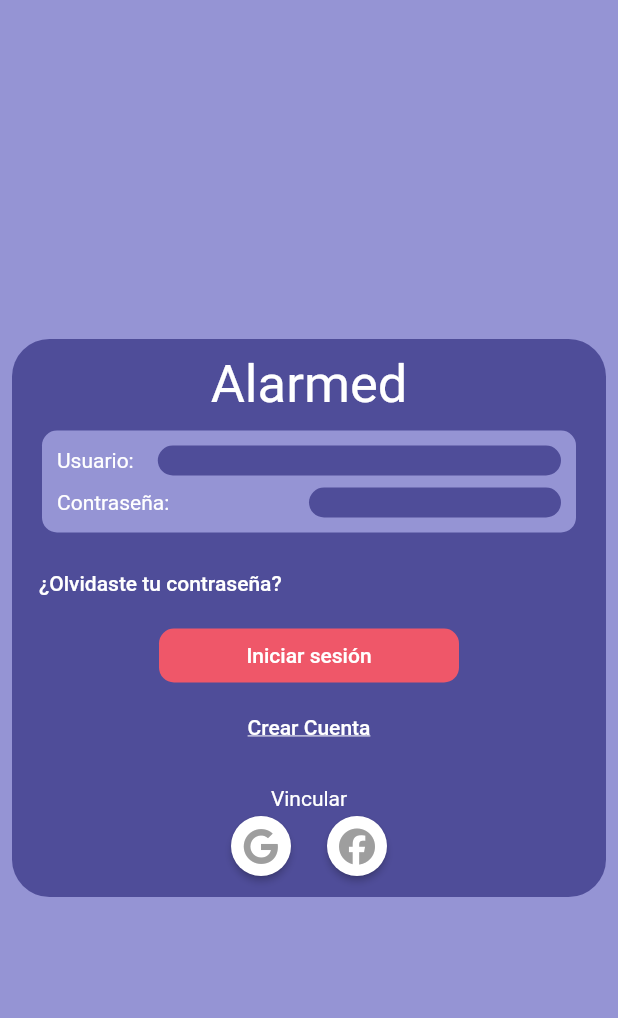
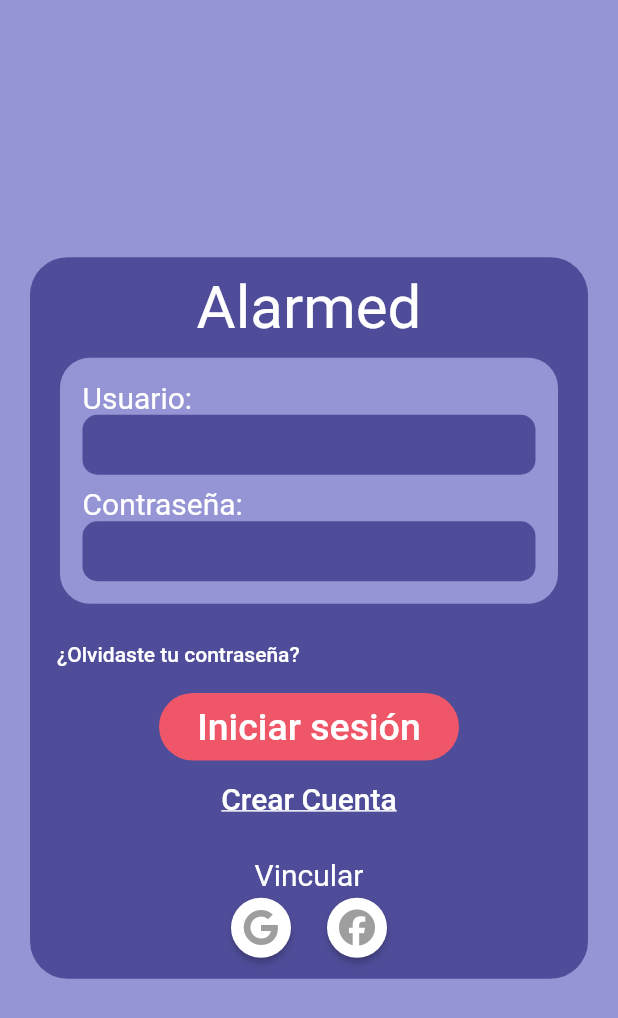
Before and after one commit to Alefig12/alarmed, a Flutter app: the screen it shows after launch, on a phone screen of 412 x 824 dp. Shown: the top 1018 px of the screen. Run offline on Flutter 3.47's test engine with Material 2 defaults, Android fonts, the phone set to English and light mode, and no system bars; our stand-ins replace firebase_auth, firebase_core, firebase_database, flutter_local_notifications, font_awesome_flutter, geolocator and 6 more; missing offline and left inert: flutter_shake_animated; accounts and stored records are empty; Roboto replaces fonts that are missing (LincolnRoad); project files that could hold a hidden picture were left out.

```diff
--- a/lib/ui/pages/login_page.dart
+++ b/lib/ui/pages/login_page.dart
@@ -40,7 +40,7 @@ class _LoginPageState extends State<LoginPage> {
               mainAxisAlignment: MainAxisAlignment.center,
               children: [
                 Padding(
-                  padding: const EdgeInsets.all(8.0),
+                  padding: const EdgeInsets.all(20.0),
                   child: MainRoundedBox(
                     padding: 10,
                     child: Column(
@@ -48,48 +48,43 @@ class _LoginPageState extends State<LoginPage> {
                         Text('Alarmed',
                             textAlign: TextAlign.center,
                             style:
-                                TextStyle(fontSize: 35, color: Colors.white)),
+                                TextStyle(fontSize: 40, color: Colors.white)),
                         Padding(
                           padding: const EdgeInsets.all(10),
                           child: MainRoundedBox(
-                            padding: 10,
-                            radius: 10,
+                            padding: 15,
+                            radius: 20,
                             color: Constant.secondCont3,
                             child: Column(children: [
-                              Row(
-                                  mainAxisAlignment:
-                                      MainAxisAlignment.spaceEvenly,
-                                  children: [
-                                    Expanded(
-                                      flex: 1,
+                              Align(
+                                alignment: Alignment.bottomLeft,
                                 child: Text('Usuario:',
-                                          style:
-                                              TextStyle(color: Colors.white)),
+                                    style: TextStyle(
+                                        color: Colors.white, fontSize: 20)),
                               ),
-                                    Expanded(
-                                        flex: 4,
-                                        child: RoundTextInput(
+                              RoundTextInput(
+                                  width: double.infinity,
+                                  height: 40,
+                                  radius: 10,
                                   textController: _emailController,
-                                            color: Constant.mainCont)),
-                                  ]),
+                                  color: Constant.mainCont),
                               SizedBox(
                                 height: 8,
                               ),
-                              Row(
-                                  mainAxisAlignment:
-                                      MainAxisAlignment.spaceEvenly,
-                                  children: [
-                                    Expanded(
+                              Align(
+                                alignment: Alignment.bottomLeft,
                                 child: Text(
                                   'Contraseña:',
-                                        style: TextStyle(color: Colors.white),
+                                  style: TextStyle(
+                                      color: Colors.white, fontSize: 20),
                                 ),
                               ),
-                                    Expanded(
-                                        child: RoundTextInput(
+                              RoundTextInput(
+                                  width: double.infinity,
+                                  height: 40,
+                                  radius: 10,
                                   textController: _passwordController,
-                                            color: Constant.mainCont))
-                                  ])
+                                  color: Constant.mainCont)
                             ]),
                           ),
                         ),
@@ -104,9 +99,10 @@ class _LoginPageState extends State<LoginPage> {
                             color: Constant.mainCont),
                         RoundTextButton(
                           width: 200,
-                          radius: 10,
+                          radius: 30,
                           child: Text('Iniciar sesión',
-                              style: TextStyle(color: Constant.title)),
+                              style: TextStyle(
+                                  color: Constant.title, fontSize: 25)),
                           color: Constant.mainCont2,
                           onPressed: login,
                         ),
@@ -117,13 +113,15 @@ class _LoginPageState extends State<LoginPage> {
                             child: Text('Crear Cuenta',
                                 style: TextStyle(
                                     color: Constant.title,
-                                    decoration: TextDecoration.underline)),
+                                    decoration: TextDecoration.underline,
+                                    fontSize: 20)),
                             color: Constant.mainCont),
                         Container(
                           padding: EdgeInsets.only(top: 15),
                           child: Text(
                             "Vincular",
-                            style: TextStyle(color: Constant.title),
+                            style:
+                                TextStyle(color: Constant.title, fontSize: 20),
                           ),
                         ),
                         Row(
```
Lines whose indentation alone changed are shown as unchanged.
